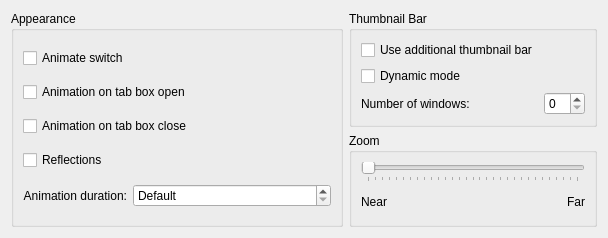
First picture: the form in effects/coverswitch_config.ui, repository KDE/kwin, before the edit.
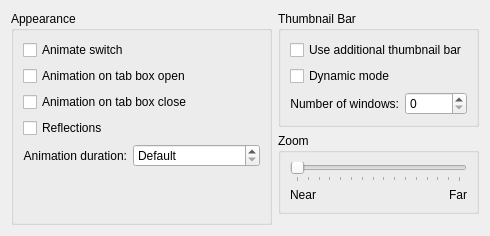
Second picture: the form after the edit.

Commit message: Polish cover switch settings GUI. Now the inputs actually line up.

Patch:
```diff
--- a/effects/coverswitch_config.ui
+++ b/effects/coverswitch_config.ui
@@ -5,50 +5,11 @@
    <rect>
     <x>0</x>
     <y>0</y>
-    <width>608</width>
-    <height>238</height>
+    <width>490</width>
+    <height>236</height>
    </rect>
   </property>
   <layout class="QGridLayout" name="gridLayout_2" >
-   <item row="0" column="1" >
-    <widget class="QGroupBox" name="groupBox_3" >
-     <property name="title" >
-      <string>Thumbnail Bar</string>
-     </property>
-     <layout class="QFormLayout" name="formLayout" >
-      <item row="0" column="0" >
-       <widget class="QCheckBox" name="checkThumbnails" >
-        <property name="text" >
-         <string>Use additional thumbnail bar</string>
-        </property>
-       </widget>
-      </item>
-      <item row="1" column="0" >
-       <widget class="QCheckBox" name="checkDynamicThumbnails" >
-        <property name="toolTip" >
-         <string>Only show thumbnail bar if there are at least specified number of windows</string>
-        </property>
-        <property name="text" >
-         <string>Dynamic mode</string>
-        </property>
-       </widget>
-      </item>
-      <item row="2" column="0" >
-       <widget class="QLabel" name="labelThumbnailWindows" >
-        <property name="text" >
-         <string>Number of windows:</string>
-        </property>
-        <property name="buddy" >
-         <cstring>spinThumbnailWindows</cstring>
-        </property>
-       </widget>
-      </item>
-      <item row="2" column="1" >
-       <widget class="QSpinBox" name="spinThumbnailWindows" />
-      </item>
-     </layout>
-    </widget>
-   </item>
    <item row="1" column="1" >
     <widget class="QGroupBox" name="groupBox_2" >
      <property name="title" >
@@ -84,7 +45,7 @@
          <number>10</number>
         </property>
         <property name="pageStep" >
-         <number>100</number>
+         <number>500</number>
         </property>
         <property name="orientation" >
          <enum>Qt::Horizontal</enum>
@@ -93,14 +54,56 @@
          <enum>QSlider::TicksBelow</enum>
         </property>
         <property name="tickInterval" >
-         <number>100</number>
+         <number>200</number>
         </property>
        </widget>
       </item>
      </layout>
     </widget>
    </item>
-   <item rowspan="2" row="0" column="0" >
+   <item row="0" column="1" >
+    <widget class="QGroupBox" name="groupBox_3" >
+     <property name="title" >
+      <string>Thumbnail Bar</string>
+     </property>
+     <layout class="QGridLayout" name="gridLayout_3" >
+      <item row="0" column="0" colspan="2" >
+       <widget class="QCheckBox" name="checkThumbnails" >
+        <property name="text" >
+         <string>Use additional thumbnail bar</string>
+        </property>
+       </widget>
+      </item>
+      <item row="1" column="0" colspan="2" >
+       <widget class="QCheckBox" name="checkDynamicThumbnails" >
+        <property name="toolTip" >
+         <string>Only show thumbnail bar if there are at least specified number of windows</string>
+        </property>
+        <property name="text" >
+         <string>Dynamic mode</string>
+        </property>
+       </widget>
+      </item>
+      <item row="2" column="0" >
+       <widget class="QLabel" name="labelThumbnailWindows" >
+        <property name="text" >
+         <string>Number of windows:</string>
+        </property>
+        <property name="alignment" >
+         <set>Qt::AlignRight|Qt::AlignTrailing|Qt::AlignVCenter</set>
+        </property>
+        <property name="buddy" >
+         <cstring>spinThumbnailWindows</cstring>
+        </property>
+       </widget>
+      </item>
+      <item row="2" column="1" >
+       <widget class="QSpinBox" name="spinThumbnailWindows" />
+      </item>
+     </layout>
+    </widget>
+   </item>
+   <item rowspan="3" row="0" column="0" >
     <widget class="QGroupBox" name="groupBox" >
      <property name="title" >
       <string>Appearance</string>
@@ -169,9 +172,35 @@
         </property>
        </widget>
       </item>
+      <item row="5" column="0" colspan="2" >
+       <spacer name="verticalSpacer" >
+        <property name="orientation" >
+         <enum>Qt::Vertical</enum>
+        </property>
+        <property name="sizeHint" stdset="0" >
+         <size>
+          <width>20</width>
+          <height>0</height>
+         </size>
+        </property>
+       </spacer>
+      </item>
      </layout>
     </widget>
    </item>
+   <item row="2" column="1" >
+    <spacer name="verticalSpacer_2" >
+     <property name="orientation" >
+      <enum>Qt::Vertical</enum>
+     </property>
+     <property name="sizeHint" stdset="0" >
+      <size>
+       <width>20</width>
+       <height>0</height>
+      </size>
+     </property>
+    </spacer>
+   </item>
   </layout>
   <zorder>groupBox_3</zorder>
   <zorder>groupBox</zorder>
```
Left out of the diff: 4 changed lines with no effect on the pictures.
